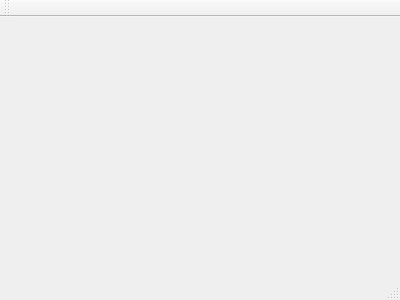
Above: mainwindow.ui from hakandindis/udp-socket before the change. Below: the same form after it.
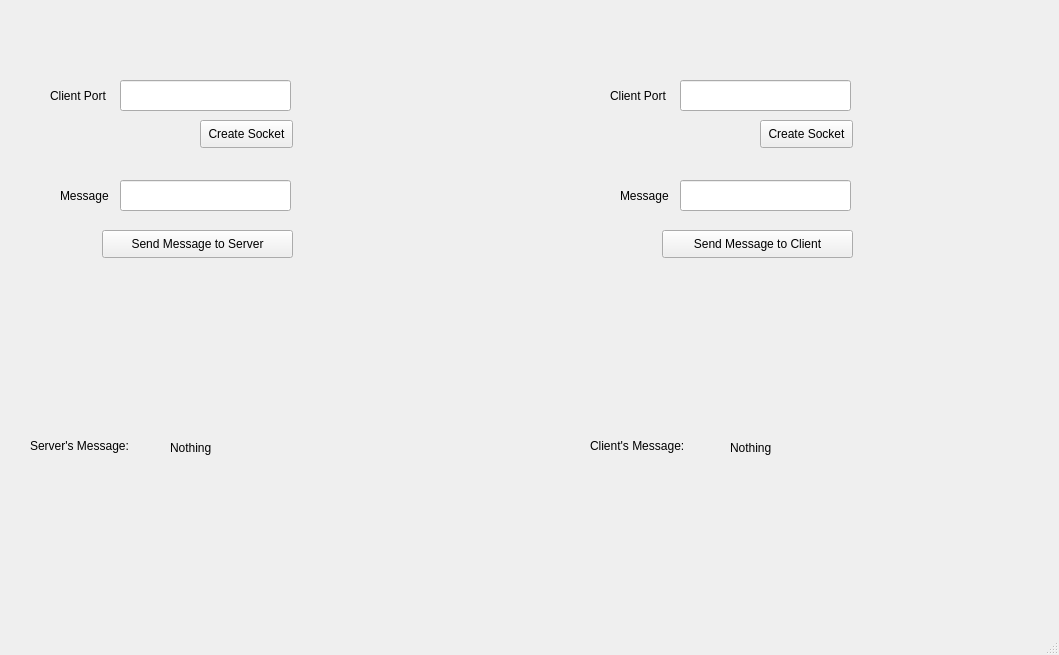
That is the form after the change.

Commit message: UI modified,sockets implemented

Patch:
```diff
--- a/mainwindow.ui
+++ b/mainwindow.ui
@@ -1,24 +1,256 @@
 <ui version="4.0">
  <class>MainWindow</class>
- <widget class="QMainWindow" name="MainWindow" >
-  <property name="geometry" >
+ <widget class="QMainWindow" name="MainWindow">
+  <property name="geometry">
    <rect>
     <x>0</x>
     <y>0</y>
-    <width>400</width>
-    <height>300</height>
+    <width>1059</width>
+    <height>655</height>
    </rect>
   </property>
   <property name="windowTitle" >
    <string>MainWindow</string>
   </property>
-  <widget class="QMenuBar" name="menuBar" />
-  <widget class="QToolBar" name="mainToolBar" />
-  <widget class="QWidget" name="centralWidget" />
-  <widget class="QStatusBar" name="statusBar" />
+  <widget class="QWidget" name="centralWidget">
+   <widget class="QLabel" name="clientPortLabel">
+    <property name="geometry">
+     <rect>
+      <x>50</x>
+      <y>80</y>
+      <width>71</width>
+      <height>31</height>
+     </rect>
+    </property>
+    <property name="text">
+     <string>Client Port</string>
+    </property>
+   </widget>
+   <widget class="QLabel" name="clientMessageLabel">
+    <property name="geometry">
+     <rect>
+      <x>60</x>
+      <y>180</y>
+      <width>51</width>
+      <height>31</height>
+     </rect>
+    </property>
+    <property name="text">
+     <string>Message</string>
+    </property>
+   </widget>
+   <widget class="QLineEdit" name="clientMessageLineEdit">
+    <property name="geometry">
+     <rect>
+      <x>120</x>
+      <y>180</y>
+      <width>171</width>
+      <height>31</height>
+     </rect>
+    </property>
+    <property name="text">
+     <string/>
+    </property>
+   </widget>
+   <widget class="QPushButton" name="clientPortPushButton">
+    <property name="geometry">
+     <rect>
+      <x>200</x>
+      <y>120</y>
+      <width>93</width>
+      <height>28</height>
+     </rect>
+    </property>
+    <property name="text">
+     <string>Create Socket</string>
+    </property>
+   </widget>
+   <widget class="QPushButton" name="clientMessagePushButton">
+    <property name="geometry">
+     <rect>
+      <x>102</x>
+      <y>230</y>
+      <width>191</width>
+      <height>28</height>
+     </rect>
+    </property>
+    <property name="text">
+     <string>Send Message to Server</string>
+    </property>
+   </widget>
+   <widget class="QLabel" name="clientLabel">
+    <property name="geometry">
+     <rect>
+      <x>30</x>
+      <y>430</y>
+      <width>121</width>
+      <height>31</height>
+     </rect>
+    </property>
+    <property name="text">
+     <string>Server's Message:</string>
+    </property>
+   </widget>
+   <widget class="QLineEdit" name="clientPortLineEdit">
+    <property name="geometry">
+     <rect>
+      <x>120</x>
+      <y>80</y>
+      <width>171</width>
+      <height>31</height>
+     </rect>
+    </property>
+    <property name="text">
+     <string/>
+    </property>
+   </widget>
+   <widget class="QLabel" name="clientReceiveMessageLabel">
+    <property name="geometry">
+     <rect>
+      <x>170</x>
+      <y>440</y>
+      <width>131</width>
+      <height>16</height>
+     </rect>
+    </property>
+    <property name="text">
+     <string>Nothing</string>
+    </property>
+   </widget>
+   <widget class="QPushButton" name="serverMessagePushButton">
+    <property name="geometry">
+     <rect>
+      <x>662</x>
+      <y>230</y>
+      <width>191</width>
+      <height>28</height>
+     </rect>
+    </property>
+    <property name="text">
+     <string>Send Message to Client</string>
+    </property>
+   </widget>
+   <widget class="QPushButton" name="serverPortPushButton">
+    <property name="geometry">
+     <rect>
+      <x>760</x>
+      <y>120</y>
+      <width>93</width>
+      <height>28</height>
+     </rect>
+    </property>
+    <property name="text">
+     <string>Create Socket</string>
+    </property>
+   </widget>
+   <widget class="QLabel" name="serverPortLabel">
+    <property name="geometry">
+     <rect>
+      <x>610</x>
+      <y>80</y>
+      <width>71</width>
+      <height>31</height>
+     </rect>
+    </property>
+    <property name="text">
+     <string>Client Port</string>
+    </property>
+   </widget>
+   <widget class="QLineEdit" name="serverPortLineEdit">
+    <property name="geometry">
+     <rect>
+      <x>680</x>
+      <y>80</y>
+      <width>171</width>
+      <height>31</height>
+     </rect>
+    </property>
+    <property name="text">
+     <string/>
+    </property>
+   </widget>
+   <widget class="QLineEdit" name="serverMessageLineEdit">
+    <property name="geometry">
+     <rect>
+      <x>680</x>
+      <y>180</y>
+      <width>171</width>
+      <height>31</height>
+     </rect>
+    </property>
+    <property name="text">
+     <string/>
+    </property>
+   </widget>
+   <widget class="QLabel" name="serverReceiveMessageLabel">
+    <property name="geometry">
+     <rect>
+      <x>730</x>
+      <y>440</y>
+      <width>121</width>
+      <height>16</height>
+     </rect>
+    </property>
+    <property name="text">
+     <string>Nothing</string>
+    </property>
+   </widget>
+   <widget class="QLabel" name="serverLabel">
+    <property name="geometry">
+     <rect>
+      <x>590</x>
+      <y>430</y>
+      <width>121</width>
+      <height>31</height>
+     </rect>
+    </property>
+    <property name="text">
+     <string>Client's Message:</string>
+    </property>
+   </widget>
+   <widget class="QLabel" name="serverMessageLabel">
+    <property name="geometry">
+     <rect>
+      <x>620</x>
+      <y>180</y>
+      <width>51</width>
+      <height>31</height>
+     </rect>
+    </property>
+    <property name="text">
+     <string>Message</string>
+    </property>
+   </widget>
+   <zorder>clientPortLabel</zorder>
+   <zorder>clientPortLineEdit</zorder>
+   <zorder>clientMessageLabel</zorder>
+   <zorder>clientMessageLineEdit</zorder>
+   <zorder>clientPortPushButton</zorder>
+   <zorder>clientMessagePushButton</zorder>
+   <zorder>clientLabel</zorder>
+   <zorder>clientReceiveMessageLabel</zorder>
+   <zorder>serverMessagePushButton</zorder>
+   <zorder>serverPortPushButton</zorder>
+   <zorder>serverPortLabel</zorder>
+   <zorder>serverPortLineEdit</zorder>
+   <zorder>serverMessageLineEdit</zorder>
+   <zorder>serverReceiveMessageLabel</zorder>
+   <zorder>serverLabel</zorder>
+   <zorder>serverMessageLabel</zorder>
+  </widget>
+  <widget class="QMenuBar" name="menuBar">
+   <property name="geometry">
+    <rect>
+     <x>0</x>
+     <y>0</y>
+     <width>1059</width>
+     <height>26</height>
+    </rect>
+   </property>
+  </widget>
+  <widget class="QStatusBar" name="statusBar"/>
  </widget>
- <layoutDefault spacing="6" margin="11" />
- <pixmapfunction></pixmapfunction>
+ <layoutdefault spacing="6" margin="11"/>
  <resources/>
  <connections/>
 </ui>
```
Left out of the diff: 3 changed lines with no effect on the pictures. The commit also changes 6 other files.
